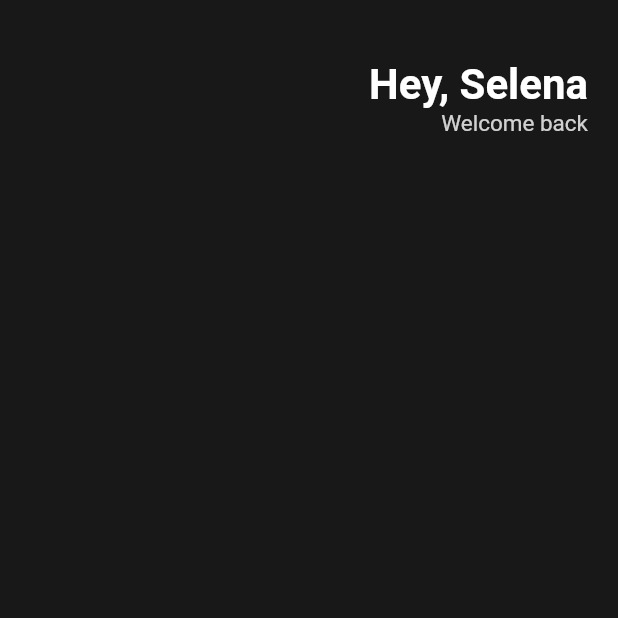
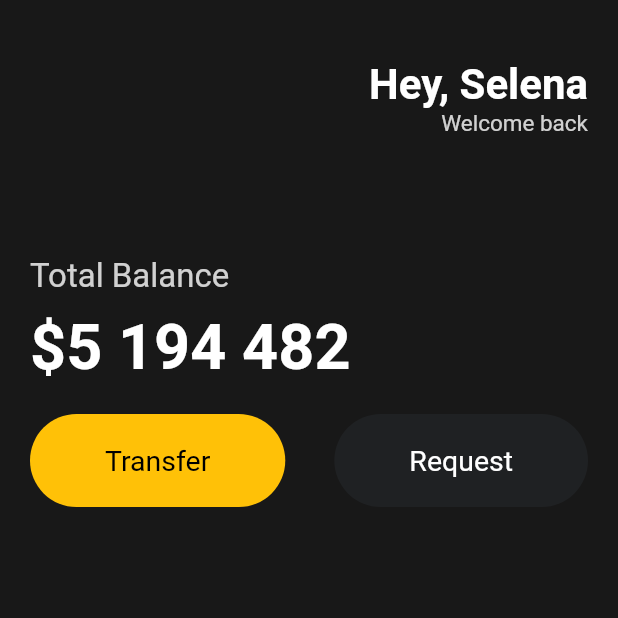
Before and after one commit to PKyes44/NomadCoderFlutter, a Flutter app: the screen it shows after launch, on a phone screen of 412 x 824 dp, the top half of it. Run offline on Flutter 3.47's test engine with Material 2 defaults, Android fonts, the phone set to English and light mode, and no system bars.

Commit message:
20230907-06

```diff
--- a/toonfilx/lib/main.dart
+++ b/toonfilx/lib/main.dart
@@ -1,20 +1,24 @@
 import 'package:flutter/material.dart';
+import 'package:toonfilx/widgets/button.dart';
 
 void main() {
-  runApp(App());
+  runApp(const App());
 }
 
 class App extends StatelessWidget {
+  const App({super.key});
+
   @override
   Widget build(BuildContext context) {
     return MaterialApp(
       home: Scaffold(
-          backgroundColor: Color(0xFF181818),
+        backgroundColor: const Color(0xFF181818),
         body: Padding(
-            padding: EdgeInsets.symmetric(horizontal: 20),
+          padding: const EdgeInsets.symmetric(horizontal: 20),
           child: Column(
+            crossAxisAlignment: CrossAxisAlignment.start,
             children: [
-                SizedBox(
+              const SizedBox(
                 height: 40,
               ),
               Row(
@@ -23,7 +27,7 @@
                   Column(
                     crossAxisAlignment: CrossAxisAlignment.end,
                     children: [
-                        Text(
+                      const Text(
                         'Hey, Selena',
                         style: TextStyle(
                           color: Colors.white,
@@ -41,10 +45,50 @@
                     ],
                   ),
                 ],
+              ),
+              const SizedBox(
+                height: 80,
+              ),
+              Text(
+                'Total Balance',
+                style: TextStyle(
+                  fontSize: 22,
+                  color: Colors.white.withOpacity(0.8),
+                ),
+              ),
+              const SizedBox(
+                height: 10,
+              ),
+              const Text(
+                '\$5 194 482',
+                style: TextStyle(
+                  fontSize: 42,
+                  fontWeight: FontWeight.bold,
+                  color: Colors.white,
+                ),
+              ),
+              const SizedBox(
+                height: 20,
+              ),
+              const Row(
+                mainAxisAlignment: MainAxisAlignment.spaceBetween,
+                children: [
+                  Button(
+                    text: 'Transfer',
+                    backgroundColor: Colors.amber,
+                    textColor: Colors.black,
+                  ),
+                  Button(
+                    text: 'Request',
+                    backgroundColor: Color(0xff1F2123),
+                    textColor: Colors.white,
+                  ),
+                ],
               )
             ],
           ),
-          ),),
+        ),
+      ),
     );
   }
 }
--- /dev/null
+++ b/toonfilx/lib/widgets/button.dart
@@ -0,0 +1,38 @@
+import 'package:flutter/material.dart';
+
+// Reusable Button
+class Button extends StatelessWidget {
+  final String text;
+  final Color backgroundColor;
+  final Color textColor;
+
+  const Button({
+    super.key,
+    required this.text,
+    required this.backgroundColor,
+    required this.textColor,
+  });
+
+  @override
+  Widget build(BuildContext context) {
+    return Container(
+      decoration: BoxDecoration(
+        borderRadius: BorderRadius.circular(45),
+        color: backgroundColor,
+      ),
+      child: Padding(
+        padding: const EdgeInsets.symmetric(
+          vertical: 20,
+          horizontal: 50,
+        ),
+        child: Text(
+          text,
+          style: TextStyle(
+            color: textColor,
+            fontSize: 19,
+          ),
+        ),
+      ),
+    );
+  }
+}
```
Lines whose indentation alone changed are shown as unchanged.
